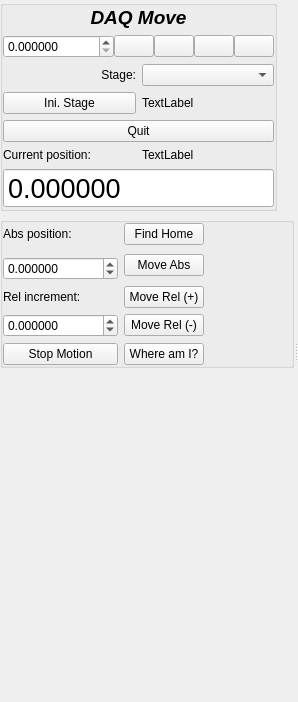
The window that pymodaq/daq_move/daq_move_gui.ui (PyMoDAQ/PyMoDAQ) describes before a commit, drawn with Qt 5.
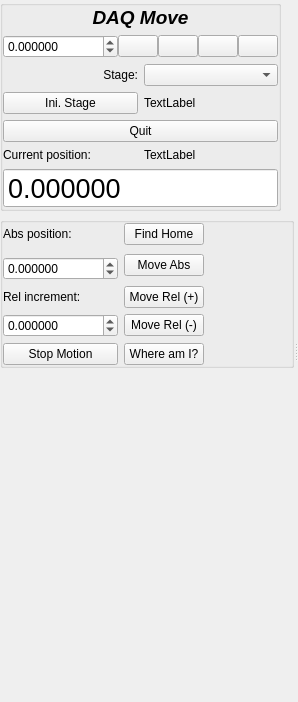
The same window after the commit. Icons and pictures are not drawn. Custom widgets are drawn as their Qt base class.

```diff
--- a/pymodaq/daq_move/daq_move_gui.ui
+++ b/pymodaq/daq_move/daq_move_gui.ui
@@ -169,10 +169,10 @@
                  <number>6</number>
                 </property>
                 <property name="minimum">
-                 <double>-1000000.000000000000000</double>
+                 <double>-10000000.000000000000000</double>
                 </property>
                 <property name="maximum">
-                 <double>1000000.000000000000000</double>
+                 <double>10000000.000000000000000</double>
                 </property>
                </widget>
               </item>
@@ -233,8 +233,11 @@
                   <property name="decimals">
                    <number>6</number>
                   </property>
+                  <property name="minimum">
+                   <double>-100000000.000000000000000</double>
+                  </property>
                   <property name="maximum">
-                   <double>1000000.000000000000000</double>
+                   <double>100000000.000000000000000</double>
                   </property>
                  </widget>
                 </item>
```
Left out of the diff: 28 changed lines with no effect on the pictures.
